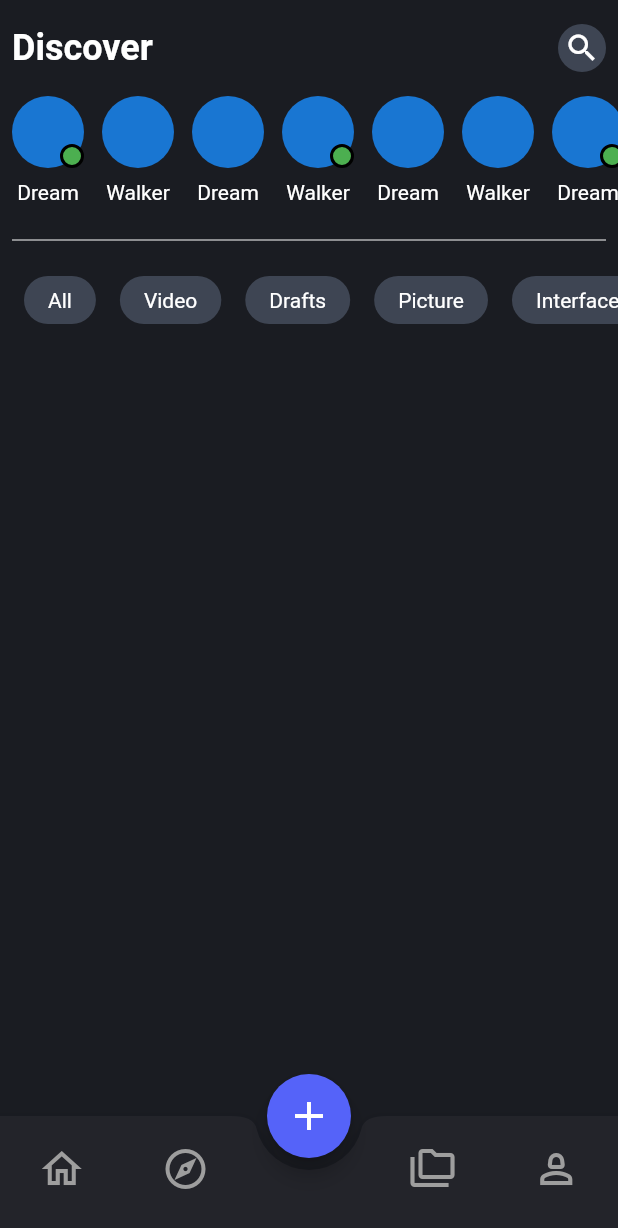
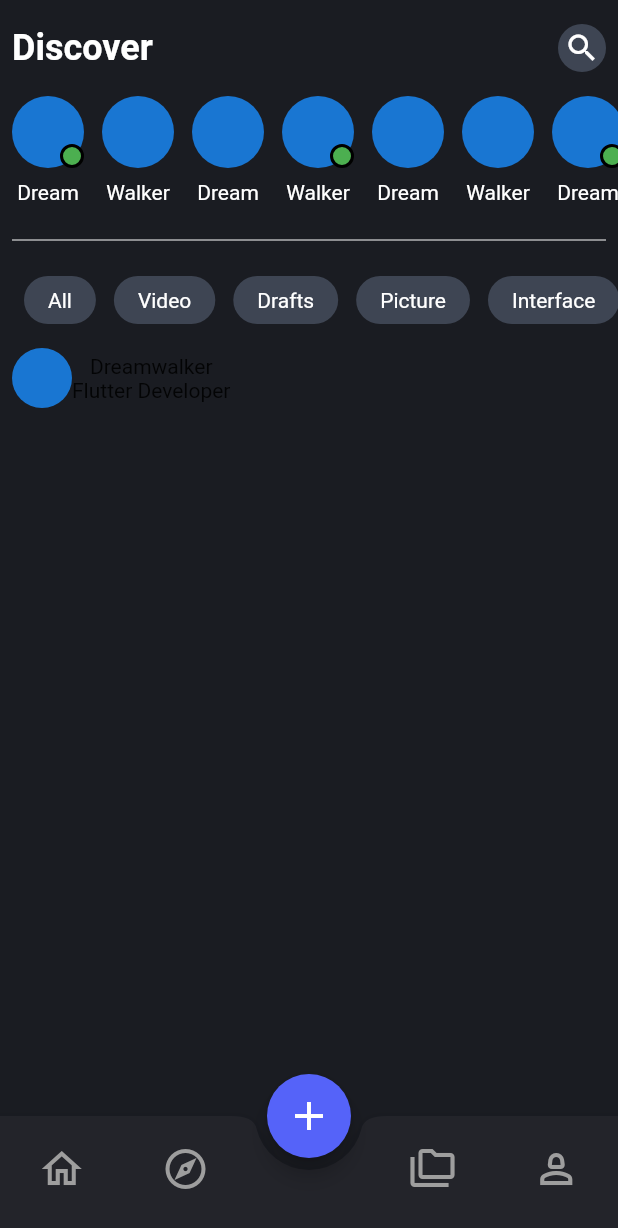
Before and after one commit to JAICHANGPARK/flutter_notebook_chapter_24, a Flutter app: the AlmysticMainPage screen opened directly, on a phone screen of 412 x 824 dp. Shown: the top 1228 px of the screen. Run offline on Flutter 3.47's test engine with Material 2 defaults, Android fonts, the phone set to English and light mode, and no system bars; our stand-ins replace flutter_riverpod, freezed_annotation, ionicons, percent_indicator; missing offline and left inert: crypto_font_icons; network calls fail.

Commit message:
Update almystic_main_page.dart

```diff
--- a/lib/ep1386_ai_image_generator_app/view/almystic_main_page.dart
+++ b/lib/ep1386_ai_image_generator_app/view/almystic_main_page.dart
@@ -99,7 +99,7 @@ class _AlmysticMainPageState extends State<AlmysticMainPage> {
                   itemCount: _menuItems.length,
                   itemBuilder: (context, index) {
                     return Container(
-                      margin: EdgeInsets.only(right: 16),
+                      margin: EdgeInsets.only(right: 12),
                       padding: EdgeInsets.symmetric(horizontal: 16),
                       decoration: BoxDecoration(
                         color: Color.fromRGBO(62, 69, 83, 1),
@@ -115,7 +115,28 @@ class _AlmysticMainPageState extends State<AlmysticMainPage> {
                       ),
                     );
                   }),
-            )
+            ),
+            Expanded(
+              child: Container(
+                margin: EdgeInsets.only(left: 8, top: 16, bottom: 24),
+                child: Column(
+                  children: [
+                    Row(
+                      children: [
+                        CircleAvatar(),
+                        Column(
+                          children: [
+                            Text("Dreamwalker"),
+                            Text('Flutter Developer'),
+                          ],
+                        ),
+                        Text("")
+                      ],
+                    )
+                  ],
+                ),
+              ),
+            ),
           ],
         ),
       ),
```
